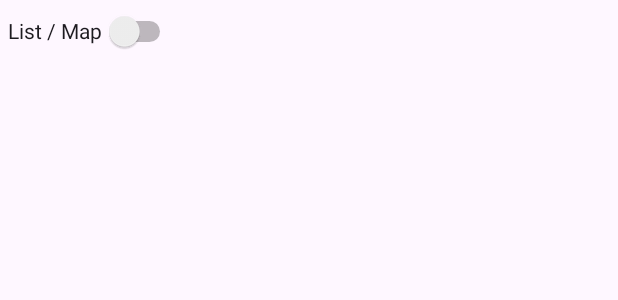
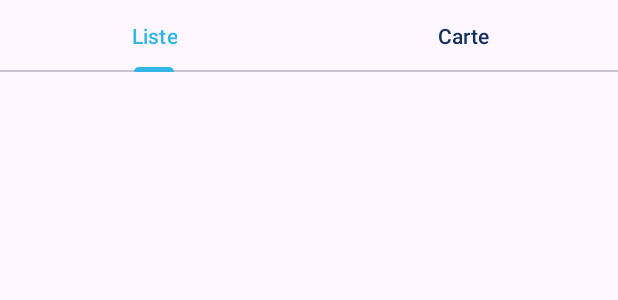
Before and after one commit to Ventona666/Catering, an Android app: the layout home_fragment.xml on its own in the app's theme, with its tools: preview values and no code run, on a phone screen of 412 x 824 dp. Shown: the top 300 px of the screen. Run offline under Robolectric (Android 15) with nearby library versions, the phone set to English and light mode, and no system bars.

Commit message:
TabLayout to switch between list and map

```diff
--- a/app/src/main/res/layout/fragment_liste_restaurant.xml
+++ b/app/src/main/res/layout/fragment_liste_restaurant.xml
@@ -9,7 +9,7 @@
         android:id="@+id/list_item"
         android:layout_width="match_parent"
         android:layout_height="match_parent"
-        android:layout_marginTop="12dp"
+        android:layout_marginTop="3dp"
         tools:listitem="@layout/list_item"
         android:dividerHeight="8dp"
         android:divider="@android:color/transparent"/>
--- a/app/src/main/res/layout/home_fragment.xml
+++ b/app/src/main/res/layout/home_fragment.xml
@@ -1,19 +1,37 @@
 <?xml version="1.0" encoding="utf-8"?>
 <RelativeLayout xmlns:android="http://schemas.android.com/apk/res/android"
     android:layout_width="match_parent"
-    android:layout_height="match_parent">
+    android:layout_height="match_parent"
+    xmlns:app="http://schemas.android.com/apk/res-auto"
+    android:orientation="horizontal">
 
-    <Switch
-        android:id="@+id/switchListMap"
-        android:layout_width="112dp"
-        android:layout_height="41dp"
-        android:layout_marginLeft="5dp"
-        android:text="List / Map" />
+    <com.google.android.material.tabs.TabLayout
+        android:id="@+id/tabLayoutHome"
+        android:layout_width="match_parent"
+        android:layout_height="wrap_content"
+        app:tabTextColor="@color/material_dynamic_primary20"
+        app:tabIndicatorColor="@color/primary"
+        app:tabSelectedTextColor="@color/primary">
 
-    <FrameLayout
-        android:id="@+id/fragmentContainerHome"
+        <com.google.android.material.tabs.TabItem
+            android:layout_width="wrap_content"
+            android:layout_height="wrap_content"
+            android:text="@string/List">
+
+        </com.google.android.material.tabs.TabItem>
+
+        <com.google.android.material.tabs.TabItem
+            android:layout_width="wrap_content"
+            android:layout_height="wrap_content"
+            android:text="@string/Map">
+
+        </com.google.android.material.tabs.TabItem>
+    </com.google.android.material.tabs.TabLayout>
+
+    <androidx.viewpager2.widget.ViewPager2
+        android:id="@+id/viewPagerHome"
         android:layout_width="match_parent"
         android:layout_height="match_parent"
-        android:layout_below="@id/switchListMap">
-    </FrameLayout>
+        android:layout_weight="1"
+        android:layout_below="@+id/tabLayoutHome"/>
 </RelativeLayout>
--- a/app/src/main/res/values/strings.xml
+++ b/app/src/main/res/values/strings.xml
@@ -2,4 +2,9 @@
     <string name="app_name">Catering</string>
     <!-- TODO: Remove or change this placeholder text -->
     <string name="hello_blank_fragment">Hello blank fragment</string>
+    <string name="Map">Carte</string>
+    <string name="List">Liste</string>
+    <string name="restaurant">Restaurant</string>
+    <string name="address">Address</string>
+    <string name="voir_plus">Voir plus</string>
 </resources>
```
Also changed, not shown: app/src/main/java/com/example/catering/Fragments/HomeFragment.java (+29 -20 lines), app/src/main/java/com/example/catering/Utils/ViewPagerHomeAdapter.java (added, +29 -0 lines), app/src/main/res/layout/list_item.xml (+3 -4 lines).
